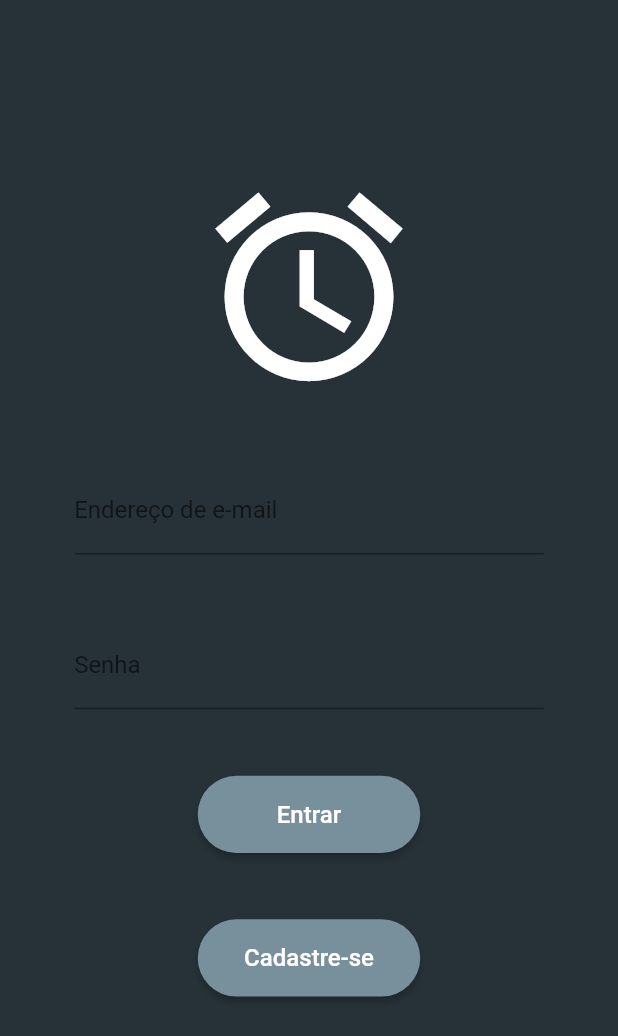
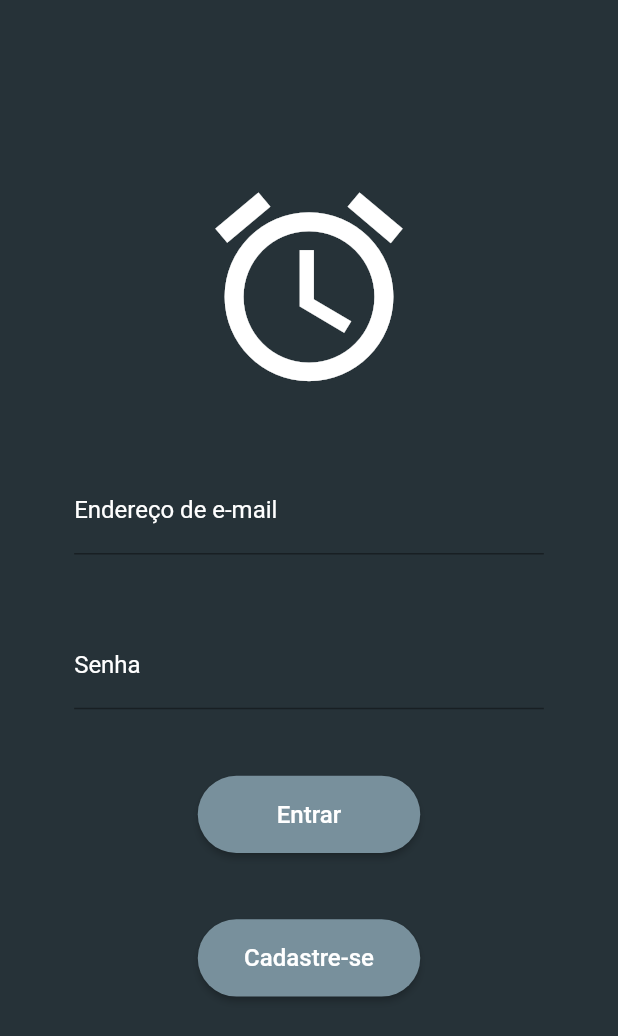
Before and after one commit to MatheusAraujo6/pimobile3a, a Flutter app: the screen it shows after launch, on a phone screen of 412 x 824 dp. Shown: the top 1036 px of the screen. Run offline on Flutter 3.47's test engine with Material 2 defaults, Android fonts, the phone set to English and light mode, and no system bars; our stand-ins replace firebase_auth, flutter_mobx, mobx; accounts and stored records are empty; generated files the repository leaves out were written again.

Commit message:
Caixa de login com label branco

```diff
--- a/lib/widgets/caixa_texto.dart
+++ b/lib/widgets/caixa_texto.dart
@@ -44,6 +44,7 @@ class CaixaEntradaTexto extends StatelessWidget {
       controller: TextEditingController(),
       decoration: InputDecoration(
         labelText: label,
+        labelStyle: const TextStyle(color: Colors.white),
       ),
       obscureText: isPassword,
       style: const TextStyle(color: Colors.white),
```
